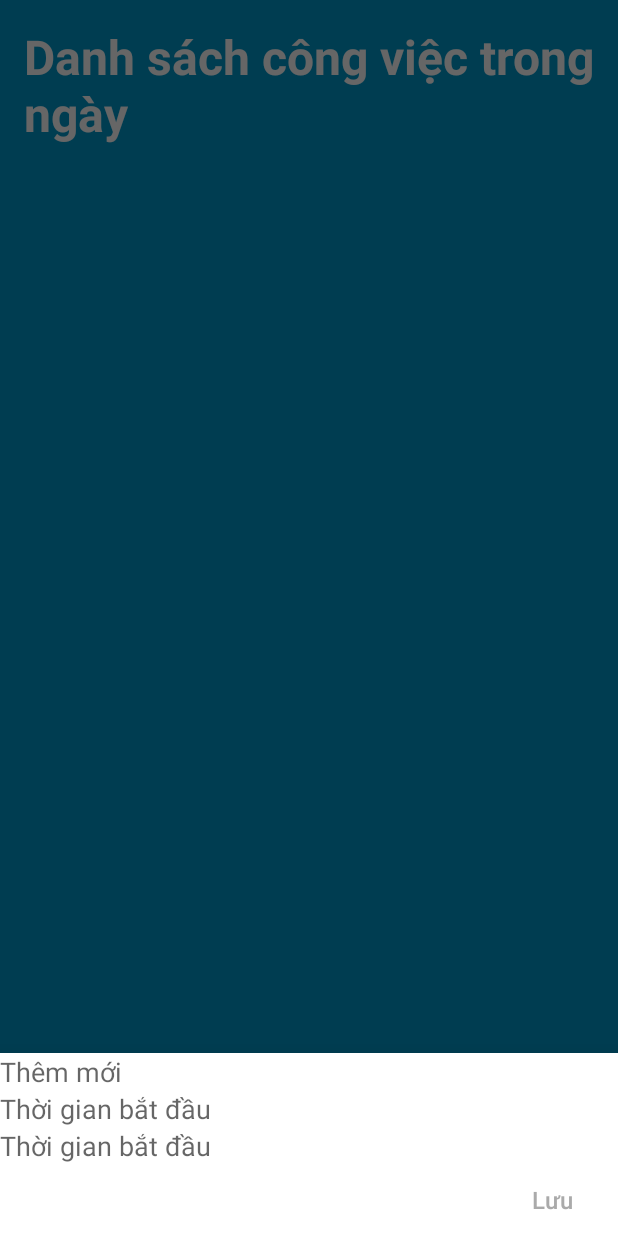
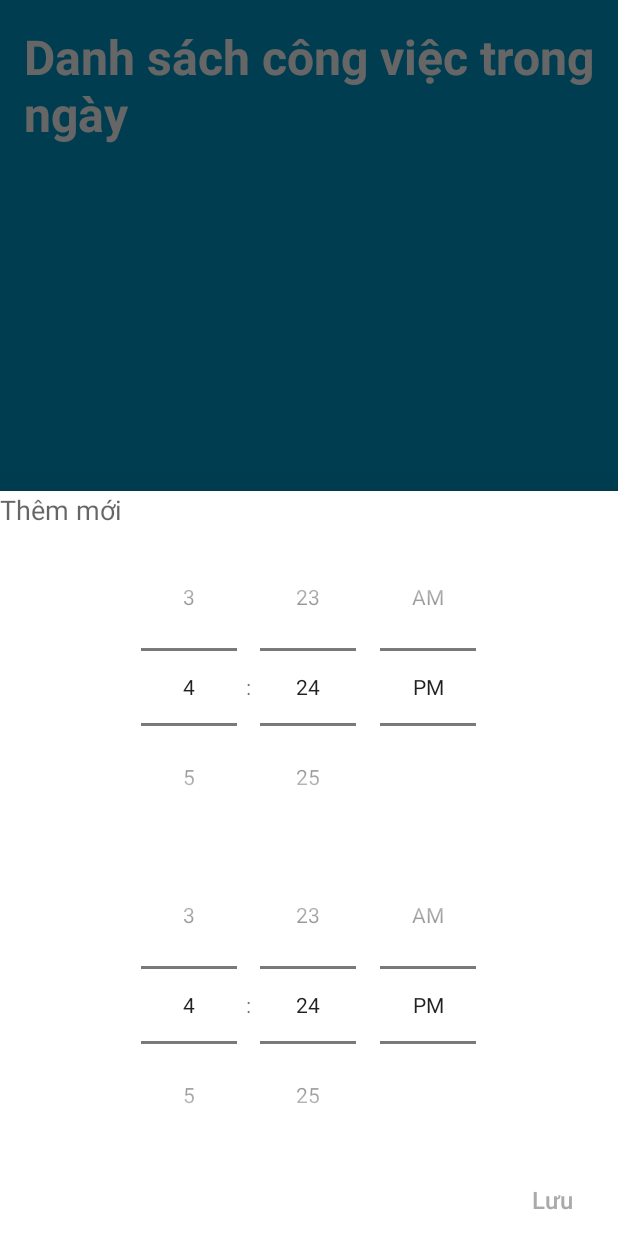
Before and after one commit to NgTuanDung029/BTL_Android_62TH2_TodoApp, an Android app: the fragment AddNewTask placed in its activity, on a phone screen of 412 x 824 dp. Run offline under Robolectric (Android 15) with nearby library versions, the phone set to English and light mode, and no system bars.

Commit message:
Sửa TimePicker

```diff
--- a/TodoApp/app/src/main/res/layout/new_task.xml
+++ b/TodoApp/app/src/main/res/layout/new_task.xml
@@ -9,8 +9,8 @@
         android:textAppearance="@style/TextAppearance.AppCompat.Medium"
         android:hint="Thêm mới">
     </EditText>
-    <EditText
-        android:id="@+id/startTimeText"
+    <TimePicker
+        android:id="@+id/startTimePicker"
         android:layout_width="match_parent"
         android:layout_height="wrap_content"
         android:background="@null"
@@ -18,22 +18,22 @@
         android:textAppearance="@style/TextAppearance.AppCompat.Medium"
         android:timePickerMode="spinner"
         android:hint="Thời gian bắt đầu">
-    </EditText>
-    <EditText
-        android:id="@+id/endTimeText"
+    </TimePicker>
+    <TimePicker
+        android:id="@+id/endTimePicker"
         android:layout_width="match_parent"
         android:layout_height="wrap_content"
         android:background="@null"
-        android:layout_below="@id/startTimeText"
+        android:layout_below="@id/startTimePicker"
         android:textAppearance="@style/TextAppearance.AppCompat.Medium"
         android:timePickerMode="spinner"
         android:hint="Thời gian bắt đầu">
-    </EditText>
+    </TimePicker>
     <Button
         android:id="@+id/newTaskButton"
         android:layout_width="wrap_content"
         android:layout_height="wrap_content"
-        android:layout_below="@id/endTimeText"
+        android:layout_below="@id/endTimePicker"
         android:layout_alignParentEnd="true"
         android:textSize="16sp"
         android:text="Lưu"
```
Also changed, not shown: TodoApp/app/src/main/java/com/example/todoapp/AddNewTask.java (+25 -6 lines).
